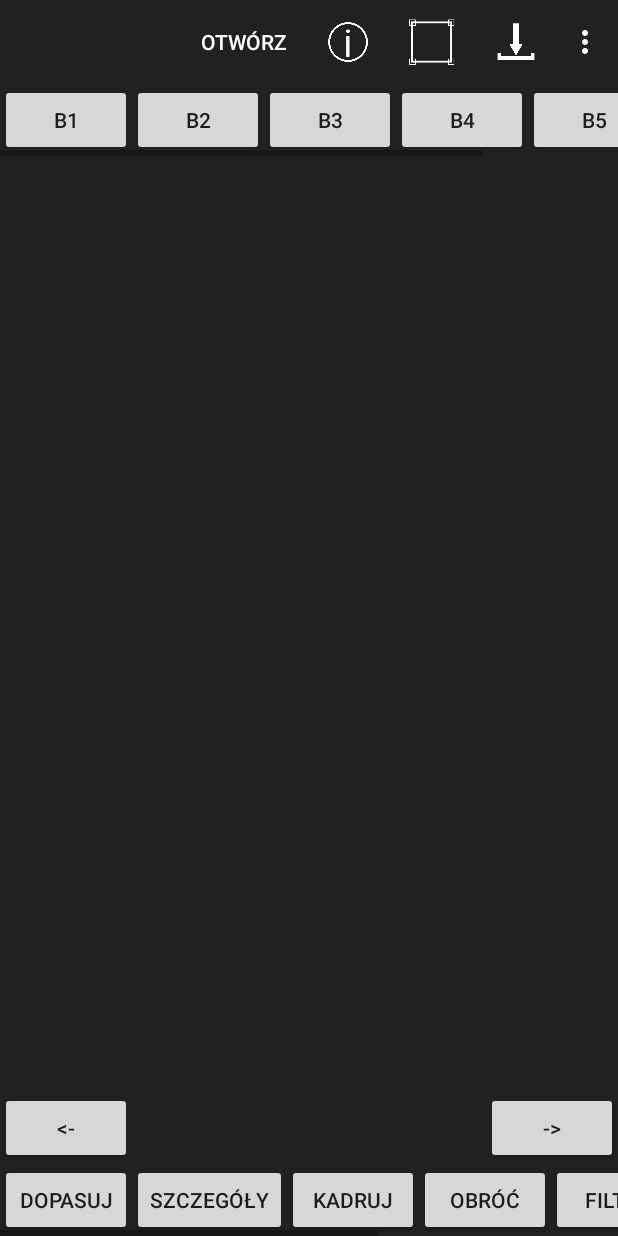
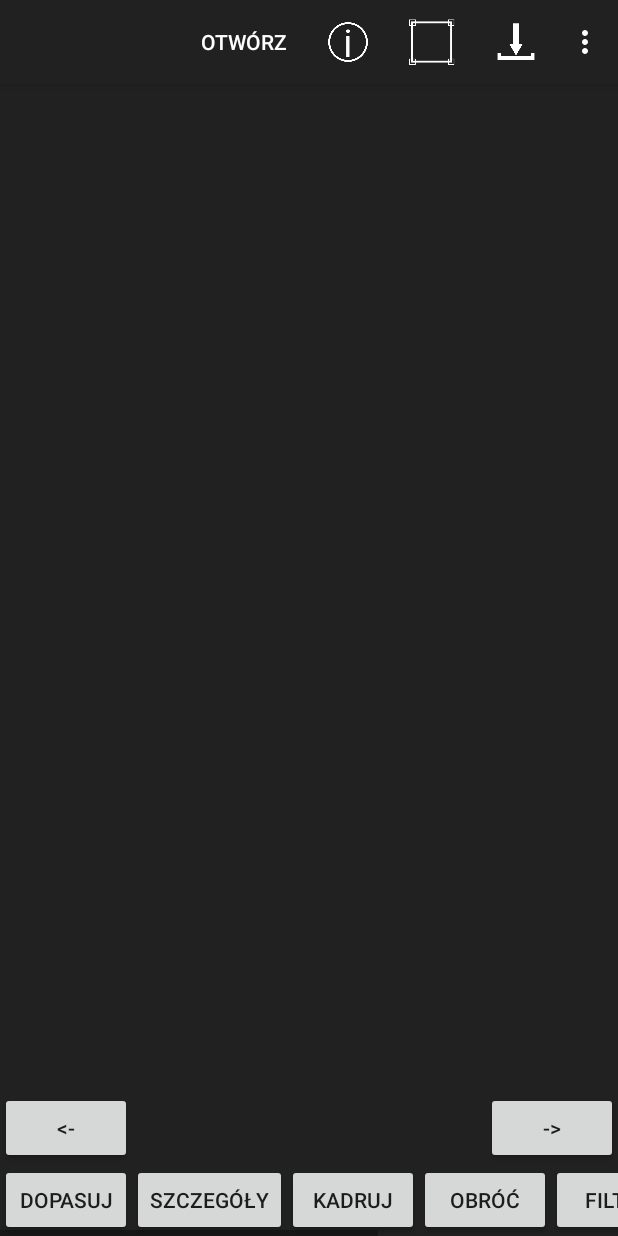
Before and after one commit to pgruszczynski93/FEDI, an Android app: the Editor screen opened directly, with no data from a screen before it, on a phone screen of 412 x 824 dp. Run offline under Robolectric (Android 15) with nearby library versions, the phone set to English and light mode, and no system bars.

Commit message:
Dynamically created buttons added

```diff
--- a/FEDI/app/src/main/java/com/example/przemek/fedi/Editor.java
+++ b/FEDI/app/src/main/java/com/example/przemek/fedi/Editor.java
@@ -1,38 +1,24 @@
 package com.example.przemek.fedi;
 
-import android.Manifest;
-import android.animation.Animator;
-import android.animation.AnimatorListenerAdapter;
-import android.animation.AnimatorSet;
-import android.animation.ObjectAnimator;
-import android.content.Context;
 import android.content.Intent;
 import android.content.pm.PackageManager;
-import android.database.Cursor;
 import android.graphics.Bitmap;
 import android.graphics.BitmapFactory;
-import android.graphics.Point;
-import android.graphics.Rect;
 import android.net.Uri;
 import android.os.Build;
-import android.os.ParcelFileDescriptor;
-import android.provider.MediaStore;
-import android.provider.SyncStateContract;
-import android.support.v4.app.ActivityCompat;
 import android.support.v4.content.ContextCompat;
 import android.support.v7.app.ActionBar;
 import android.support.v7.app.AppCompatActivity;
 import android.os.Bundle;
-import android.util.Log;
 import android.view.Menu;
-import android.view.MenuInflater;
 import android.view.MenuItem;
 import android.view.View;
+import android.view.ViewGroup;
 import android.view.Window;
 import android.view.WindowManager;
-import android.view.animation.DecelerateInterpolator;
 import android.widget.Button;
 import android.widget.ImageView;
+import android.widget.LinearLayout;
 import android.widget.Toast;
 
 import com.bumptech.glide.Glide;
@@ -40,6 +26,8 @@ import com.bumptech.glide.Glide;
 import java.io.File;
 import java.io.FileDescriptor;
 import java.io.IOException;
+import java.util.ArrayList;
+import java.util.List;
 
 /***
  * Klasa aktywności Edytora zdjęć.
@@ -47,10 +35,19 @@ import java.io.IOException;
 public class Editor extends AppCompatActivity {
 
     static final int REQUEST_CODE = 0, READ_URI_PERMISSION = 1;
+    final int ADJUSTMENT_COUNT = 6, DETAILS_COUNT = 2, FILTERS_COUNT = 10, WHITE_BALANCE_COUNT = 2;
+    final String[] _adjustmentValues = {"Jasność", "Kontrast", "Nasycenie","Prześwietlenia", "Cienie", "Temperatura"};
+    final String[] _detailsValues = {"Struktura", "Wyostrzanie"};
+    final String[] _filtersValues = {"F1", "F1", "F1", "F1", "F1", "F1", "F1", "F1", "F1", "F1"};
+    final String[] _whiteBalanceValues = {"Temperatura", "Odcień"};
 
+    // tymczasowa lista buttonow
+    List<Button> _optionButtonsList;
+    String _currBottomButton, _prevBottomButton = "";
 
-    // animacja
-    Animator _currentAnimator;
+    int _buttonsCounter;
+    LinearLayout _optionsLayout;
+
 
     // widoki zdjecia
 //    ImageView _imageView;
@@ -65,6 +62,8 @@ public class Editor extends AppCompatActivity {
 //    Button _infoButton;
     boolean _intentHasExtras;
     //Bitmap _imageBitmap;
+
+
 
     /***
      * Tworzenie widoku aktywności.
@@ -82,6 +81,7 @@ public class Editor extends AppCompatActivity {
 //        _infoButton = (Button)findViewById(R.id.infoButton);
 
         CheckActivity();
+        InitOptionsBar();
     }
 
 
@@ -187,6 +187,68 @@ public class Editor extends AppCompatActivity {
             Glide.with(this).load(_imageUri).into(_zoomPinchImageView); //uzywane jako thumbnail
             ZoomPinchPan();
         }
+    }
+
+    void ResetOptionsLayout(){
+        if(_optionButtonsList != null)
+            _optionButtonsList.clear();
+        if((_optionsLayout).getChildCount() > 0)
+            ( _optionsLayout).removeAllViews();
+    }
+
+    void InitOptionsBar(){
+        _optionsLayout = (LinearLayout)findViewById(R.id.topButtonsLayout);
+        _optionsLayout.setVisibility(View.INVISIBLE);
+    }
+
+    void SetOptionsVisibility(String currBottomButton){
+        int visibility = _optionsLayout.getVisibility();
+        ResetOptionsLayout();
+        _optionsLayout.setVisibility((visibility==View.VISIBLE && (_currBottomButton.equals(_prevBottomButton))) ? View.INVISIBLE : View.VISIBLE);
+        _prevBottomButton = _currBottomButton;d
+    }
+
+    // DODAC ID DLA KAZDEGO BUTTONA!!!!!!!!!!!!!!!!!!!!!!!!!!!!!!!!!!!!!!!!!!!!!!!!!!!!!!!!!!!!!
+    // SPRAWDZIC UUPRAWNIENIA DO KARTY PAMIECI !!!!!!!!!!!!!!!!!!!!!!!!!!! - jest ok stare thumbnaile
+    void FillOptionsBar(String[] buttonValues, int buttonCount){
+        _optionButtonsList = new ArrayList<>();
+        for(int i=0; i<buttonCount; i++){
+
+            Button myButton = new Button(this);
+            myButton.setText(buttonValues[i]);
+            _optionButtonsList.add(myButton);
+
+            _optionsLayout.addView(myButton,new ViewGroup.LayoutParams(
+                    ViewGroup.LayoutParams.WRAP_CONTENT,
+                    ViewGroup.LayoutParams.WRAP_CONTENT));
+        }
+    }
+
+    void ShowAdjustments(View v){
+//        _buttonsCounter = ADJUSTMENT_COUNT;
+        _currBottomButton = "adjustments";
+        SetOptionsVisibility(_currBottomButton);
+        FillOptionsBar(_adjustmentValues, ADJUSTMENT_COUNT);
+    }
+
+    void ShowDetails(View v){
+//        _buttonsCounter = DETAILS_COUNT;
+        _currBottomButton = "details";
+        SetOptionsVisibility(_currBottomButton);
+        FillOptionsBar(_detailsValues, DETAILS_COUNT);
+    }
+    void ShowFilters(View v){
+//        _buttonsCounter = FILTERS_COUNT;
+        _currBottomButton = "filters";
+        SetOptionsVisibility(_currBottomButton);
+        FillOptionsBar(_filtersValues, FILTERS_COUNT);
+    }
+    void ShowWhiteBalance(View v){
+//        _buttonsCounter = WHITE_BALANCE_COUNT;
+        _currBottomButton = "whitebalance";
+        SetOptionsVisibility(_currBottomButton);
+        FillOptionsBar(_whiteBalanceValues, WHITE_BALANCE_COUNT);
+
     }
 
     /***
--- a/FEDI/app/src/main/res/layout/activity_editor.xml
+++ b/FEDI/app/src/main/res/layout/activity_editor.xml
@@ -29,47 +29,11 @@
         android:layout_alignParentStart="true">
 
 
-    <LinearLayout
+        <LinearLayout
+            android:id="@+id/topButtonsLayout"
             android:layout_width="wrap_content"
             android:layout_height="match_parent"
-            android:orientation="horizontal" >
-
-            <Button
-                android:id="@+id/b1"
-                android:layout_width="wrap_content"
-                android:layout_height="wrap_content"
-                android:layout_weight="1"
-                android:text="b1" />
-
-            <Button
-                android:id="@+id/b2"
-                android:layout_width="match_parent"
-                android:layout_height="wrap_content"
-                android:text="b2" />
-
-            <Button
-                android:id="@+id/b3"
-                android:layout_width="match_parent"
-                android:layout_height="wrap_content"
-                android:text="b3" />
-
-            <Button
-                android:id="@+id/b4"
-                android:layout_width="match_parent"
-                android:layout_height="wrap_content"
-                android:text="b4" />
-
-            <Button
-                android:id="@+id/b5"
-                android:layout_width="match_parent"
-                android:layout_height="wrap_content"
-                android:text="b5" />
-
-            <Button
-                android:id="@+id/b6"
-                android:layout_width="match_parent"
-                android:layout_height="wrap_content"
-                android:text="b6" />
+            android:orientation="horizontal">
 
         </LinearLayout>
     </HorizontalScrollView>
@@ -82,21 +46,24 @@
             android:layout_alignParentStart="true">
 
             <LinearLayout
+                android:id="@+id/bottomButtonsLayout"
                 android:layout_width="wrap_content"
                 android:layout_height="match_parent"
-                android:orientation="horizontal" >
+                android:orientation="horizontal">
 
                 <Button
                     android:id="@+id/adjustButton"
                     android:layout_width="wrap_content"
                     android:layout_height="wrap_content"
                     android:layout_weight="1"
+                    android:onClick="ShowAdjustments"
                     android:text="Dopasuj" />
 
                 <Button
                     android:id="@+id/detailsButton"
                     android:layout_width="match_parent"
                     android:layout_height="wrap_content"
+                    android:onClick="ShowDetails"
                     android:text="Szczegóły" />
 
                 <Button
@@ -115,6 +82,7 @@
                     android:id="@+id/filtersButton"
                     android:layout_width="match_parent"
                     android:layout_height="wrap_content"
+                    android:onClick="ShowFilters"
                     android:text="Filtry" />
 
                 <Button
@@ -127,6 +95,7 @@
                     android:id="@+id/whiteBalanceButton"
                     android:layout_width="match_parent"
                     android:layout_height="wrap_content"
+                    android:onClick="ShowWhiteBalance"
                     android:text="Balans Bieli" />
             </LinearLayout>
         </HorizontalScrollView>
```
